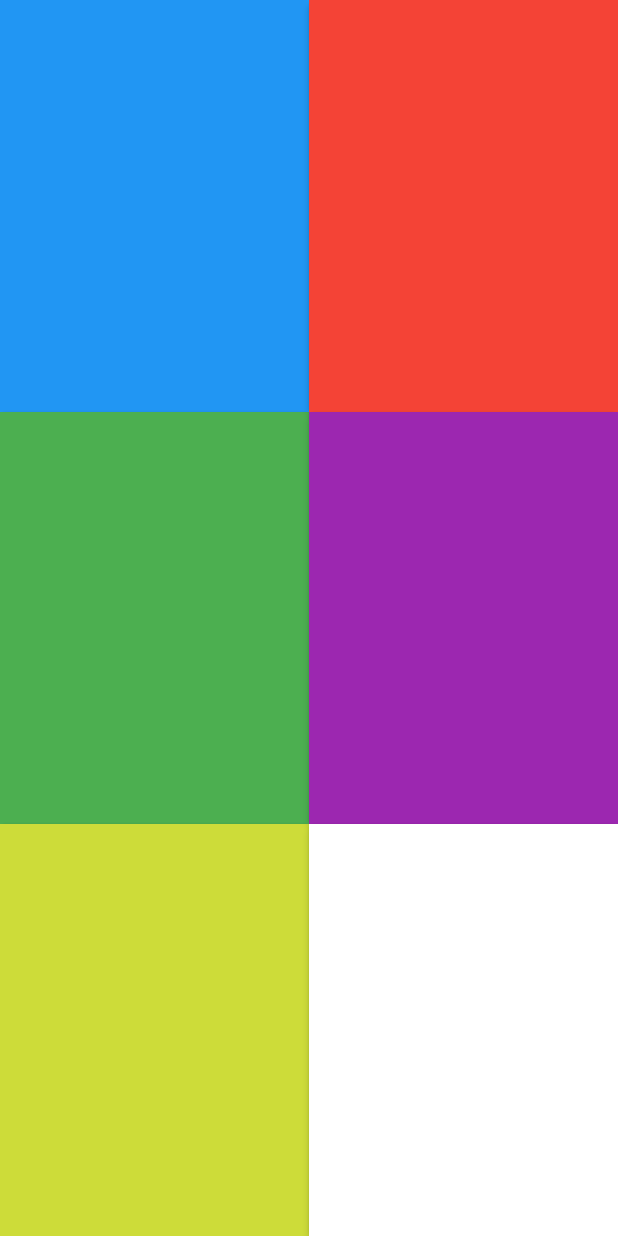
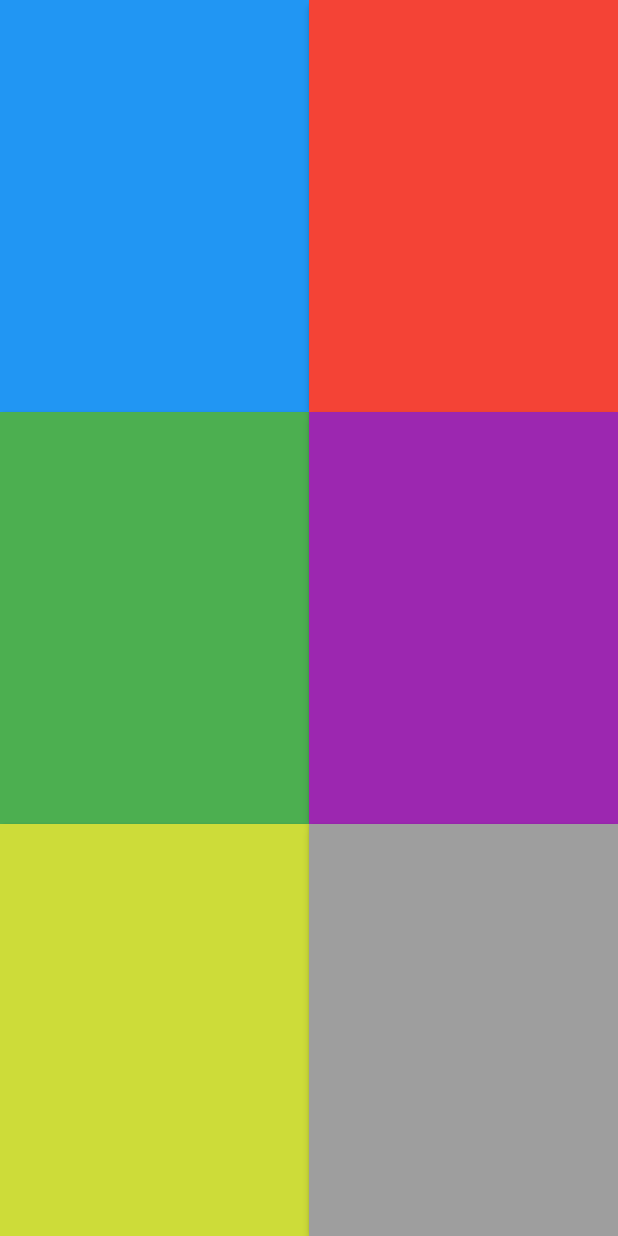
Before and after one commit to Sametatmaca/durum_machine2, a Flutter app: the screen it shows after launch, on a phone screen of 412 x 824 dp. Run offline on Flutter 3.47's test engine with Material 2 defaults, Android fonts, the phone set to English and light mode, and no system bars; our stand-ins replace audioplayers.

Commit message:
mainscreen refact

```diff
--- a/lib/main.dart
+++ b/lib/main.dart
@@ -38,111 +38,52 @@ class _MyContainerState extends State<MyContainer> {
             child: Column(
           children: [
             Expanded(
-                child: ElevatedButton(
-                  style: ButtonStyle(
-                    padding: MaterialStateProperty.all<EdgeInsets>(
-                        EdgeInsets.all(0.0)),
-                  ),
-                  onPressed: () {
-                    setState(() {
-                      player.setSource(AssetSource('bip.wav'));
-                      player.resume();
-                    });
-                  },
-                  child: Container(
-                    color: Colors.blue,
-                  ),
-                ),),
+              child: buildElevatedButton(Colors.blue, 'how'),
+            ),
             Expanded(
-                child: ElevatedButton(
-                  style: ButtonStyle(
-                    padding: MaterialStateProperty.all<EdgeInsets>(
-                        EdgeInsets.all(0.0)),
-                  ),
-                  onPressed: () {
-                    setState(() {
-                      player.setSource(AssetSource('bongo.wav'));
-                      player.resume();
-                    });
-                  },
-                  child: Container(
-                    color: Colors.green,
-                  ),
-                ),),
+              child: buildElevatedButton(Colors.green, 'bongo'),
+            ),
             Expanded(
-                child: ElevatedButton(
-                  style: ButtonStyle(
-                    padding: MaterialStateProperty.all<EdgeInsets>(
-                        EdgeInsets.all(0.0)),
-                  ),
-                  onPressed: () {
-                    setState(() {
-                      player.setSource(AssetSource('woo.wav'));
-                      player.resume();
-                    });
-                  },
-                  child: Container(
-                    color: Colors.lime,
-                  ),
-                ),),
+              child: buildElevatedButton(Colors.lime, 'woo'),
+            ),
           ],
         )),
         Expanded(
             child: Column(
           children: [
             Expanded(
-              child: ElevatedButton(
-                style: ButtonStyle(
-                  padding: MaterialStateProperty.all<EdgeInsets>(
-                      EdgeInsets.all(0.0)),
-                ),
-                onPressed: () {
-                  setState(() {
-                    player.setSource(AssetSource('clap2.wav'));
-                    player.resume();
-                  });
-                },
-                child: Container(
-                  color: Colors.red,
-                ),
-              ),
+              child: buildElevatedButton(Colors.red, 'clap1'),
             ),
             Expanded(
-                child: ElevatedButton(
-                  style: ButtonStyle(
-                    padding: MaterialStateProperty.all<EdgeInsets>(
-                        EdgeInsets.all(0.0)),
-                  ),
-                  onPressed: () {
-                    setState(() {
-                      player.setSource(AssetSource('clap1.wav'));
-                      player.resume();
-                    });
-                  },
-                  child: Container(
-                    color: Colors.purple,
-                  ),
-                ),),
+              child: buildElevatedButton(Colors.purple, 'clap2'),
+            ),
             Expanded(
-                child: ElevatedButton(
-                  style: ButtonStyle(
-                    padding: MaterialStateProperty.all<EdgeInsets>(
-                        EdgeInsets.all(0.0)),
-                  ),
-                  onPressed: () {
-                    setState(() {
-                      player.setSource(AssetSource('clap3.wav'));
-                      player.resume();
-                    });
-                  },
-                  child: Container(
-                    color: Colors.white,
-                  ),
-                ),
+              child: buildElevatedButton(Colors.grey, 'clap3'),
             ),
           ],
         )),
       ],
     );
   }
+
+  ElevatedButton buildElevatedButton(MaterialColor buildcolor, String voice) {
+    return ElevatedButton(
+      style: ButtonStyle(
+        padding: MaterialStateProperty.all<EdgeInsets>(EdgeInsets.all(0.0)),
+      ),
+      onPressed: () {
+        setState(() {
+          playerSetAndResume('$voice');
+        });
+      },
+      child: Container(
+        color: buildcolor,
+      ),
+    );
+  }
+
+  void playerSetAndResume(String voice) {
+    player.setSource(AssetSource('$voice.wav'));
+    player.resume();
+  }
 }
```
